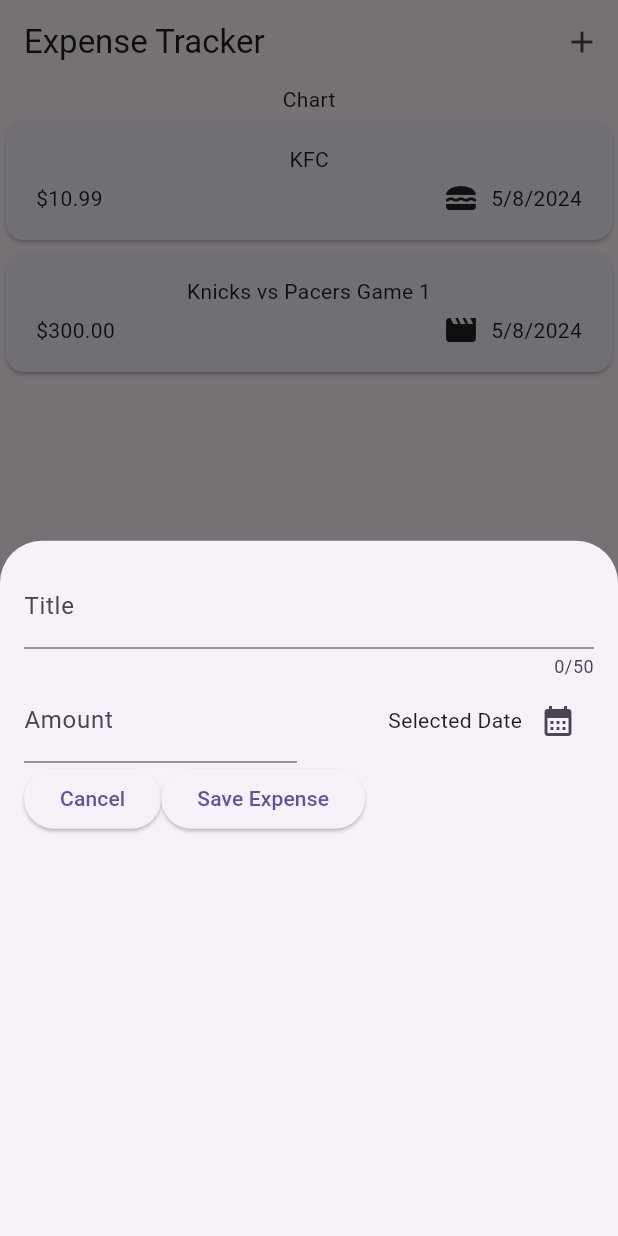
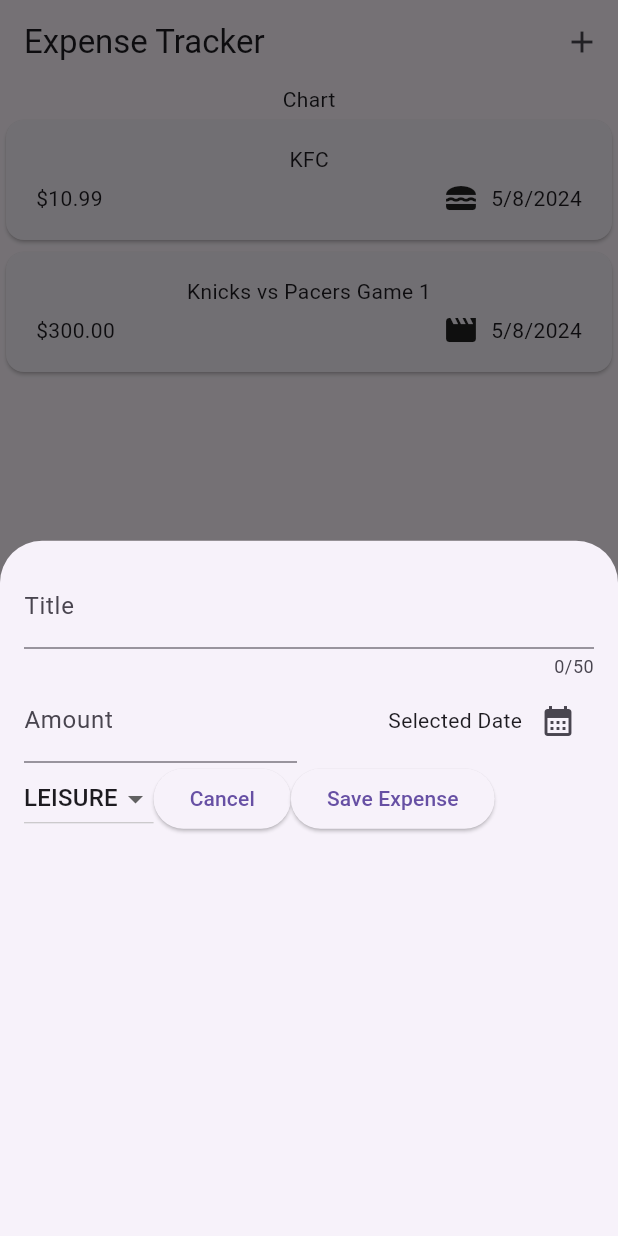
Before and after one commit to CharlesCoeder/expense_app, a Flutter app: the screen it shows after launch, after a tap on the "add" icon, on a phone screen of 412 x 824 dp. Run offline on Flutter 3.47's test engine with Material 3 defaults, Android fonts, the phone set to English and light mode, and no system bars.

Commit message:
Add category selection to modal

```diff
--- a/lib/widgets/new_expense.dart
+++ b/lib/widgets/new_expense.dart
@@ -14,6 +14,7 @@ class _NewExpenseState extends State<NewExpense> {
   final _titleController = TextEditingController();
   final _amountController = TextEditingController();
   DateTime? _selectedDate;
+  Category _selectedCategory = Category.leisure;
 
   void _showDatePicker() async {
     final now = DateTime.now();
@@ -81,6 +82,26 @@ class _NewExpenseState extends State<NewExpense> {
           ),
           Row(
             children: [
+              DropdownButton(
+                  value: _selectedCategory,
+                  items: Category.values
+                      .map(
+                        (category) => DropdownMenuItem(
+                          value: category,
+                          child: Text(
+                            category.name.toUpperCase(),
+                          ),
+                        ),
+                      )
+                      .toList(),
+                  onChanged: (value) {
+                    if (value == null) {
+                      return;
+                    }
+                    setState(() {
+                      _selectedCategory = value;
+                    });
+                  }),
               ElevatedButton(
                 onPressed: () {
                   Navigator.pop(context);
```
